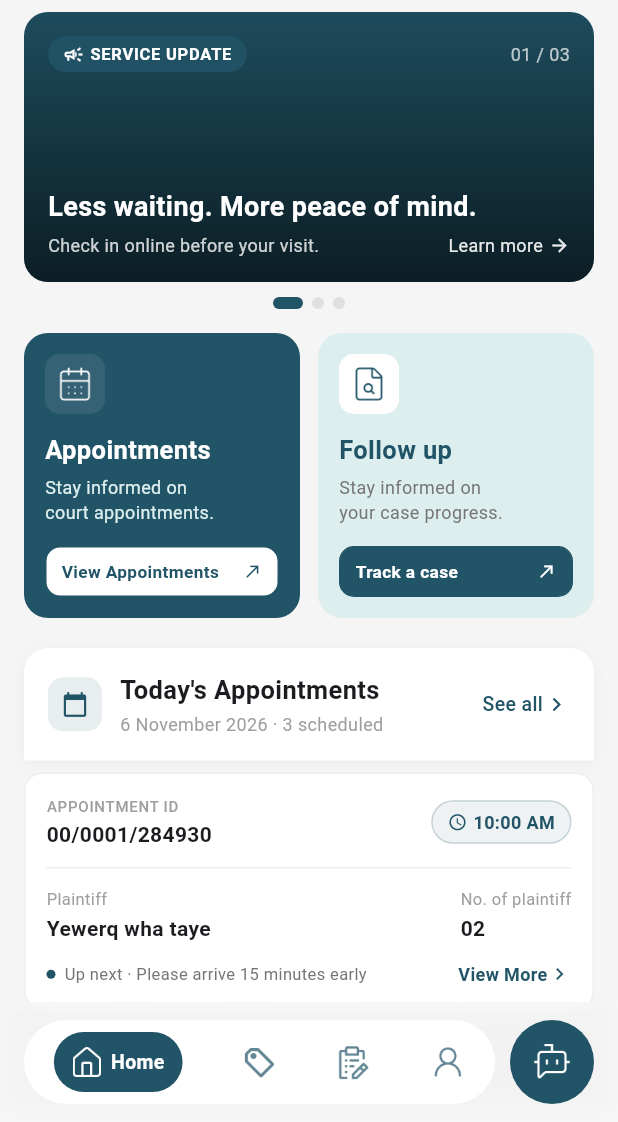
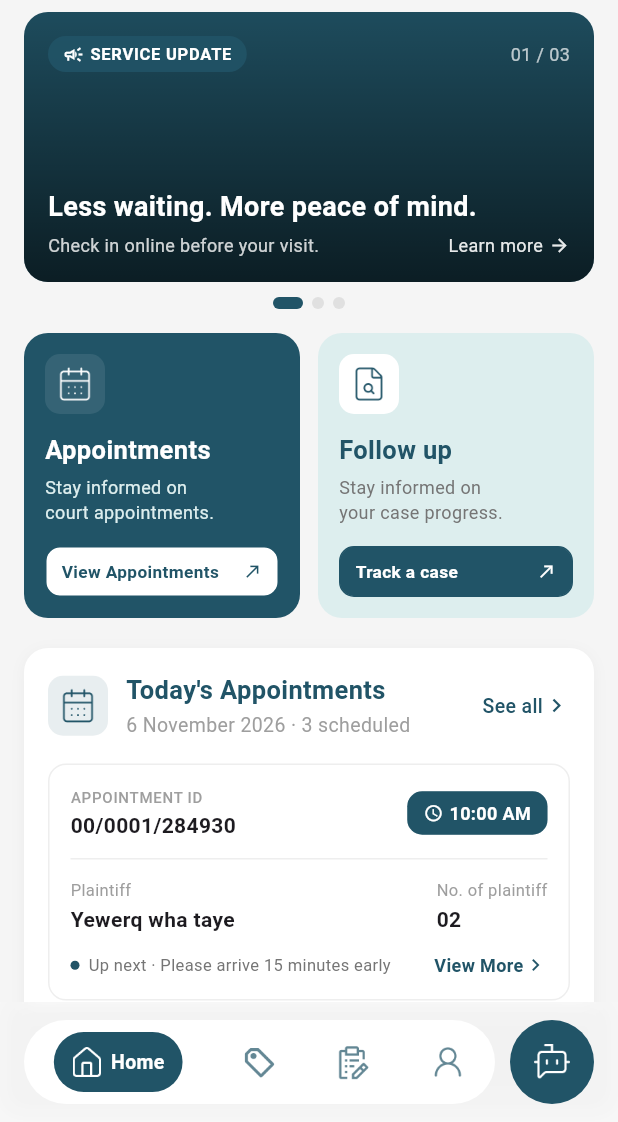
Before and after one commit to dawitzeleke/hsc, a Flutter app: the screen it shows after launch, on a phone screen of 412 x 824 dp, the part 114-1236 px from its top. Run offline on Flutter 3.47's test engine with Material 3 defaults, Android fonts, the phone set to English and light mode, and no system bars; our stand-ins replace get.

```diff
--- a/lib/app/modules/home/views/home_content.dart
+++ b/lib/app/modules/home/views/home_content.dart
@@ -14,36 +14,8 @@ class HomeContent extends StatelessWidget {
             slivers: [
               SliverToBoxAdapter(child: _buildBanner()),
               SliverToBoxAdapter(child: _buildActionCards()),
-              SliverToBoxAdapter(child: _buildAppointmentsHeader()),
-              SliverPadding(
-                padding: const EdgeInsets.symmetric(horizontal: 16),
-                sliver: SliverList(
-                  delegate: SliverChildListDelegate([
-                    _AppointmentCard(
-                      id: '00/0001/284930',
-                      time: '10:00 AM',
-                      plaintiff: 'Yewerq wha taye',
-                      plaintiffCount: '02',
-                      note: 'Up next · Please arrive 15 minutes early',
-                    ),
-                    _AppointmentCard(
-                      id: '00/0001/285027',
-                      time: '10:30 AM',
-                      plaintiff: 'Hawa Adem Mohammed',
-                      plaintiffCount: '01',
-                      note: 'Up next · Please arrive 45 minutes early',
-                    ),
-                    _AppointmentCard(
-                      id: '00/0001/284937',
-                      time: '10:30 AM',
-                      plaintiff: 'Hintsa Tesfay',
-                      plaintiffCount: '01',
-                      note: 'Up next · Please arrive 45 minutes early',
-                    ),
-                    const SizedBox(height: 100),
-                  ]),
-                ),
-              ),
+              SliverToBoxAdapter(child: _buildAppointmentsSection()),
+              const SliverToBoxAdapter(child: SizedBox(height: 100)),
             ],
           ),
         ),
@@ -338,14 +310,14 @@ class HomeContent extends StatelessWidget {
     );
   }
 
-  Widget _buildAppointmentsHeader() {
+  Widget _buildAppointmentsSection() {
     return Padding(
       padding: const EdgeInsets.fromLTRB(16, 4, 16, 8),
       child: Container(
-        padding: const EdgeInsets.all(16),
+        padding: const EdgeInsets.fromLTRB(16, 16, 16, 4),
         decoration: BoxDecoration(
           color: Colors.white,
-          borderRadius: const BorderRadius.vertical(top: Radius.circular(16)),
+          borderRadius: BorderRadius.circular(16),
           boxShadow: [
             BoxShadow(
               color: Colors.black.withOpacity(0.04),
@@ -354,18 +326,22 @@ class HomeContent extends StatelessWidget {
             ),
           ],
         ),
-        child: Row(
+        child: Column(
+          children: [
+            Row(
               children: [
                 Container(
-              width: 36,
-              height: 36,
+                  width: 40,
+                  height: 40,
+                  alignment: Alignment.center,
                   decoration: BoxDecoration(
                     color: AppColors.primary.withOpacity(0.1),
                     borderRadius: BorderRadius.circular(10),
                   ),
-              child: Icon(
-                Icons.calendar_today,
-                size: 18,
+                  child: Image.asset(
+                    'assets/icons/calender.png',
+                    width: 25,
+                    height: 25,
                     color: AppColors.primary,
                   ),
                 ),
@@ -376,12 +352,15 @@ class HomeContent extends StatelessWidget {
                     children: [
                       Text(
                         "Today's Appointments",
-                    style: TextStyle(fontSize: 17, fontWeight: FontWeight.w700),
+
+                        style: TextStyle(
+                          color: AppColors.primary,
+                          fontSize: 17, fontWeight: FontWeight.w700),
                       ),
                       SizedBox(height: 2),
                       Text(
                         '6 November 2026 · 3 scheduled',
-                    style: TextStyle(fontSize: 12, color: Colors.grey),
+                        style: TextStyle(fontSize: 13, color: Colors.grey),
                       ),
                     ],
                   ),
@@ -401,6 +380,30 @@ class HomeContent extends StatelessWidget {
                       Icon(Icons.chevron_right, size: 18, color: AppColors.primary),
                     ],
                   ),
+                ),
+              ],
+            ),
+            const SizedBox(height: 16),
+            const _AppointmentCard(
+              id: '00/0001/284930',
+              time: '10:00 AM',
+              plaintiff: 'Yewerq wha taye',
+              plaintiffCount: '02',
+              note: 'Up next · Please arrive 15 minutes early',
+            ),
+            const _AppointmentCard(
+              id: '00/0001/285027',
+              time: '10:30 AM',
+              plaintiff: 'Hawa Adem Mohammed',
+              plaintiffCount: '01',
+              note: 'Up next · Please arrive 45 minutes early',
+            ),
+            const _AppointmentCard(
+              id: '00/0001/284937',
+              time: '10:30 AM',
+              plaintiff: 'Hintsa Tesfay',
+              plaintiffCount: '01',
+              note: 'Up next · Please arrive 45 minutes early',
             ),
           ],
         ),
@@ -575,21 +578,21 @@ class _AppointmentCard extends StatelessWidget {
                   vertical: 5,
                 ),
                 decoration: BoxDecoration(
-                  color: AppColors.primary.withOpacity(0.08),
-                  borderRadius: BorderRadius.circular(16),
+                  color: AppColors.primary,
+                  borderRadius: BorderRadius.circular(10),
                   border: Border.all(color: AppColors.primary.withOpacity(0.2)),
                 ),
                 child: Row(
                   mainAxisSize: MainAxisSize.min,
                   children: [
-                    Icon(Icons.access_time, size: 13, color: AppColors.primary),
+                    Icon(Icons.access_time, size: 13, color: AppColors.onPrimary),
                     const SizedBox(width: 4),
                     Text(
                       time,
                       style: TextStyle(
                         fontSize: 12,
                         fontWeight: FontWeight.w600,
-                        color: AppColors.primary,
+                        color: AppColors.onPrimary,
                       ),
                     ),
                   ],
```
Lines whose indentation alone changed are shown as unchanged.
